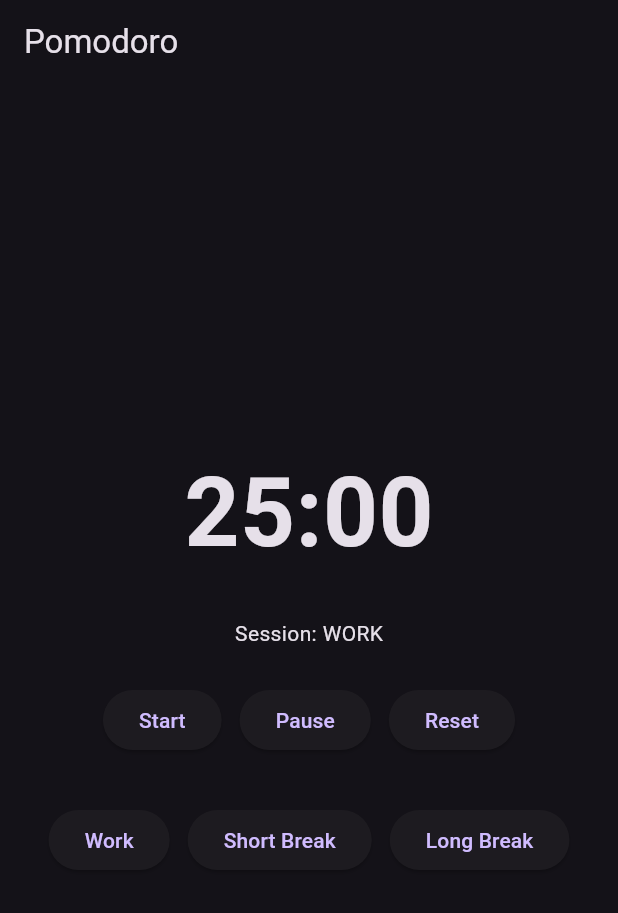
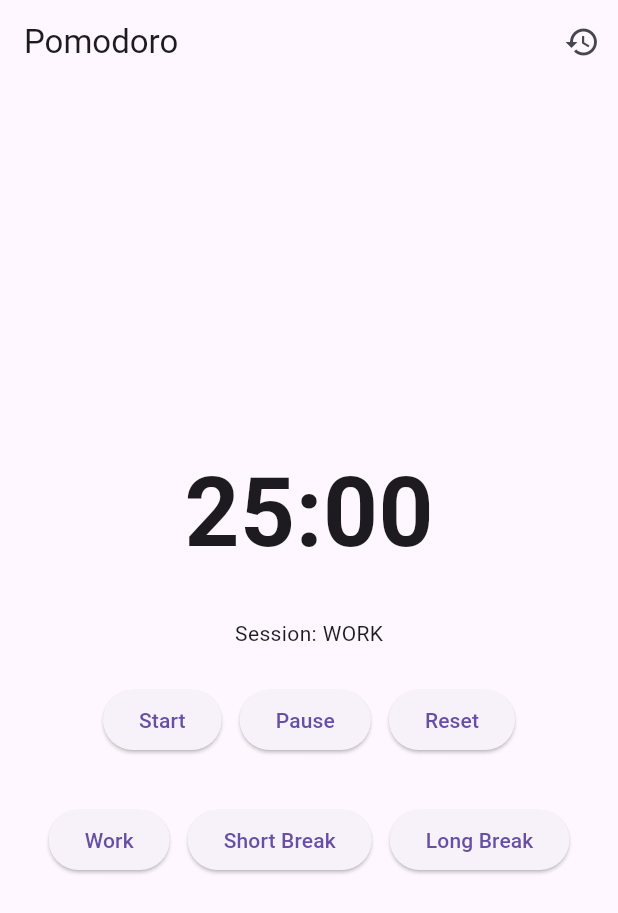
Before and after one commit to HugoGarrigues/pomodoro_app, a Flutter app: the screen it shows after launch, after a tap on "Start", after a tap on "Reset", after a tap on "Work", on a phone screen of 412 x 824 dp. Shown: the top 913 px of the screen. Run offline on Flutter 3.47's test engine with Material 3 defaults, Android fonts, the phone set to English and light mode, and no system bars.

Commit message:
feat(flutter): add historic view to the app

```diff
--- a/lib/main.dart
+++ b/lib/main.dart
@@ -1,15 +1,13 @@
+// lib/main.dart
+
 import 'package:flutter/material.dart';
 import 'package:provider/provider.dart';
+
 import 'viewmodels/pomodoro_viewmodel.dart';
 import 'views/pomodoro_page.dart';
 
 void main() {
-  runApp(
-    ChangeNotifierProvider(
-      create: (_) => PomodoroViewModel(),
-      child: const PomodoroApp(),
-    ),
-  );
+  runApp(const PomodoroApp());
 }
 
 class PomodoroApp extends StatelessWidget {
@@ -17,10 +15,13 @@ class PomodoroApp extends StatelessWidget {
 
   @override
   Widget build(BuildContext context) {
-    return MaterialApp(
-      title: 'Pomodoro-App',
-      theme: ThemeData.dark(),
-      home: const PomodoroPage(),
+    return ChangeNotifierProvider(
+      create: (_) => PomodoroViewModel(),
+      child: MaterialApp(
+        title: 'Pomodoro App',
+        theme: ThemeData(primarySwatch: Colors.red),
+        home: const PomodoroPage(),
+      ),
     );
   }
 }
--- a/lib/models/pomodoro_timer.dart
+++ b/lib/models/pomodoro_timer.dart
@@ -1,3 +1,5 @@
+// lib/models/pomodoro_timer.dart
+
 enum PomodoroSessionType { work, shortBreak, longBreak }
 
 class PomodoroTimer {
@@ -12,4 +14,32 @@ class PomodoroTimer {
     required this.sessionType,
     this.isRunning = false,
   });
+
+  PomodoroTimer copyWith({
+    int? totalSeconds,
+    int? remainingSeconds,
+    PomodoroSessionType? sessionType,
+    bool? isRunning,
+  }) {
+    return PomodoroTimer(
+      totalSeconds: totalSeconds ?? this.totalSeconds,
+      remainingSeconds: remainingSeconds ?? this.remainingSeconds,
+      sessionType: sessionType ?? this.sessionType,
+      isRunning: isRunning ?? this.isRunning,
+    );
+  }
 }
+
+class PomodoroSessionRecord {
+  final PomodoroSessionType sessionType;
+  final DateTime startTime;
+  final DateTime endTime;
+
+  PomodoroSessionRecord({
+    required this.sessionType,
+    required this.startTime,
+    required this.endTime,
+  });
+
+  Duration get duration => endTime.difference(startTime);
+}
--- a/lib/viewmodels/pomodoro_viewmodel.dart
+++ b/lib/viewmodels/pomodoro_viewmodel.dart
@@ -1,92 +1,114 @@
+// lib/viewmodels/pomodoro_viewmodel.dart
+
 import 'dart:async';
+
 import 'package:flutter/material.dart';
 import '../models/pomodoro_timer.dart';
 
 class PomodoroViewModel extends ChangeNotifier {
-  Timer? _timer;
-  late PomodoroTimer _timerModel;
+  late PomodoroTimer _timer;
+  PomodoroTimer get timer => _timer;
 
-  PomodoroViewModel()
-      : _timerModel = PomodoroTimer(
-          totalSeconds: _durationFor(PomodoroSessionType.work),
-          remainingSeconds: _durationFor(PomodoroSessionType.work),
-          sessionType: PomodoroSessionType.work,
-        );
+  DateTime? _sessionStartTime;
+  final List<PomodoroSessionRecord> _history = [];
+  List<PomodoroSessionRecord> get history => List.unmodifiable(_history);
 
-  PomodoroTimer get timer => _timerModel;
+  Timer? _ticker;
+
+  PomodoroViewModel() {
+    // Initialise avec session work de 25 minutes
+    _timer = PomodoroTimer(
+      totalSeconds: 25 * 60,
+      remainingSeconds: 25 * 60,
+      sessionType: PomodoroSessionType.work,
+    );
+  }
 
   void start() {
-    if (_timer != null && _timer!.isActive) return;
+    if (_timer.isRunning) return;
 
-    _timer = Timer.periodic(const Duration(seconds: 1), (_) {
-      if (_timerModel.remainingSeconds > 0) {
-        _timerModel = PomodoroTimer(
-          totalSeconds: _timerModel.totalSeconds,
-          remainingSeconds: _timerModel.remainingSeconds - 1,
-          sessionType: _timerModel.sessionType,
-          isRunning: true,
-        );
+    _sessionStartTime ??= DateTime.now();
+
+    _timer = _timer.copyWith(isRunning: true);
+    notifyListeners();
+
+    _ticker = Timer.periodic(const Duration(seconds: 1), (_) {
+      if (_timer.remainingSeconds > 0) {
+        _timer = _timer.copyWith(remainingSeconds: _timer.remainingSeconds - 1);
         notifyListeners();
       } else {
-        stop();
+        _endSession();
       }
     });
   }
 
   void pause() {
-    _timer?.cancel();
-    _timerModel = PomodoroTimer(
-      totalSeconds: _timerModel.totalSeconds,
-      remainingSeconds: _timerModel.remainingSeconds,
-      sessionType: _timerModel.sessionType,
+    if (!_timer.isRunning) return;
+
+    _ticker?.cancel();
+    _timer = _timer.copyWith(isRunning: false);
+    notifyListeners();
+  }
+
+  void reset() {
+    _ticker?.cancel();
+    _sessionStartTime = null;
+    _timer = PomodoroTimer(
+      totalSeconds: _getSessionDuration(_timer.sessionType),
+      remainingSeconds: _getSessionDuration(_timer.sessionType),
+      sessionType: _timer.sessionType,
       isRunning: false,
     );
     notifyListeners();
   }
 
-  void reset() {
-    _timer?.cancel();
-    final duration = _durationFor(_timerModel.sessionType);
-    _timerModel = PomodoroTimer(
-      totalSeconds: duration,
-      remainingSeconds: duration,
-      sessionType: _timerModel.sessionType,
+  void changeSession(PomodoroSessionType sessionType) {
+    _ticker?.cancel();
+    _sessionStartTime = null;
+    _timer = PomodoroTimer(
+      totalSeconds: _getSessionDuration(sessionType),
+      remainingSeconds: _getSessionDuration(sessionType),
+      sessionType: sessionType,
       isRunning: false,
     );
     notifyListeners();
   }
 
-  void stop() {
-    _timer?.cancel();
-    _timerModel = PomodoroTimer(
-      totalSeconds: _timerModel.totalSeconds,
-      remainingSeconds: 0,
-      sessionType: _timerModel.sessionType,
-      isRunning: false,
-    );
-    notifyListeners();
-  }
-
-  void changeSession(PomodoroSessionType type) {
-    _timer?.cancel();
-    final duration = _durationFor(type);
-    _timerModel = PomodoroTimer(
-      totalSeconds: duration,
-      remainingSeconds: duration,
-      sessionType: type,
-      isRunning: false,
-    );
-    notifyListeners();
-  }
-
-  static int _durationFor(PomodoroSessionType type) {
+  int _getSessionDuration(PomodoroSessionType type) {
     switch (type) {
       case PomodoroSessionType.work:
         return 25 * 60;
       case PomodoroSessionType.shortBreak:
         return 5 * 60;
       case PomodoroSessionType.longBreak:
-        return 15 * 60;
+        return 1;
     }
   }
+
+  void _endSession() {
+    _ticker?.cancel();
+
+    // Enregistre la session dans l'historique
+    final endTime = DateTime.now();
+    if (_sessionStartTime != null) {
+      _history.add(
+        PomodoroSessionRecord(
+          sessionType: _timer.sessionType,
+          startTime: _sessionStartTime!,
+          endTime: endTime,
+        ),
+      );
+    }
+
+    _sessionStartTime = null;
+
+    // Reset le timer et stop
+    _timer = PomodoroTimer(
+      totalSeconds: _getSessionDuration(_timer.sessionType),
+      remainingSeconds: 0,
+      sessionType: _timer.sessionType,
+      isRunning: false,
+    );
+    notifyListeners();
+  }
 }
--- a/lib/views/pomodoro_page.dart
+++ b/lib/views/pomodoro_page.dart
@@ -1,7 +1,11 @@
+// lib/views/pomodoro_page.dart
+
 import 'package:flutter/material.dart';
 import 'package:provider/provider.dart';
+
 import '../viewmodels/pomodoro_viewmodel.dart';
 import '../models/pomodoro_timer.dart';
+import 'pomodoro_history_page.dart';
 
 class PomodoroPage extends StatelessWidget {
   const PomodoroPage({super.key});
@@ -18,7 +22,20 @@ class PomodoroPage extends StatelessWidget {
     final timer = viewModel.timer;
 
     return Scaffold(
-      appBar: AppBar(title: const Text("Pomodoro")),
+      appBar: AppBar(
+        title: const Text("Pomodoro"),
+        actions: [
+          IconButton(
+            icon: const Icon(Icons.history),
+            onPressed: () {
+              Navigator.push(
+                context,
+                MaterialPageRoute(builder: (_) => const PomodoroHistoryPage()),
+              );
+            },
+          )
+        ],
+      ),
       body: Center(
         child: Padding(
           padding: const EdgeInsets.all(24.0),
```
Also changed, not shown: lib/views/pomodoro_history_page.dart (added, +50 -0 lines).
